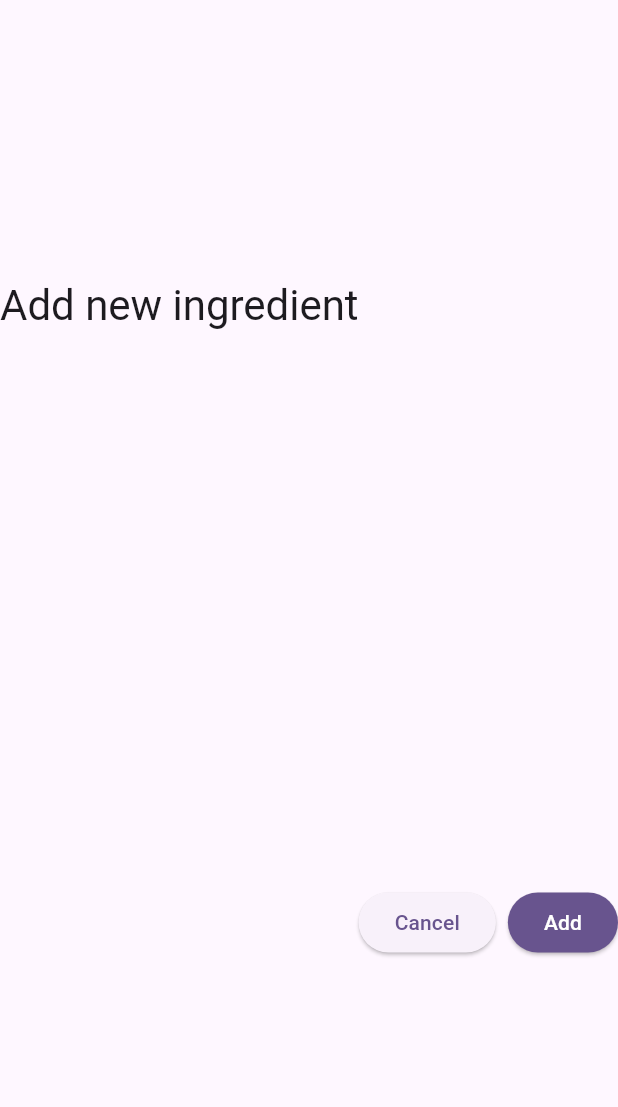
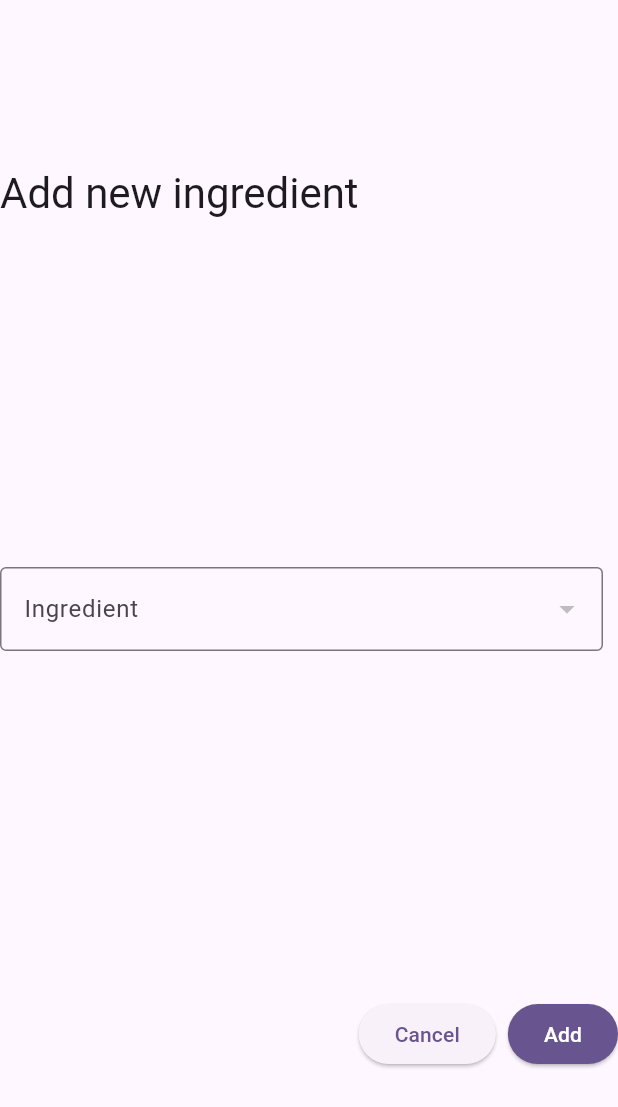
Before and after one commit to arroyoAle/foood, a Flutter app: the IngredientForm widget shown alone on an empty page, opened directly with empty values, on a phone screen of 412 x 824 dp. Shown: the top 1107 px of the screen. Run offline on Flutter 3.47's test engine with Material 3 defaults, Android fonts, the light colour scheme and no system bars.

Commit message:
adding item dropdown and some formatting changes

```diff
--- a/lib/forms.dart
+++ b/lib/forms.dart
@@ -1,6 +1,7 @@
 import 'package:flutter/material.dart';
 import 'package:foood/helpers/recipe_manager.dart';
 import 'package:foood/helpers/shopping_list_manager.dart';
+import 'package:foood/models/item.dart';
 
 import 'helpers/item_manager.dart';
 
@@ -149,9 +150,10 @@ class ItemFormState extends State<ItemForm> {
 }
 
 class IngredientForm extends StatefulWidget {
-  final RecipeManager manager;
+  final RecipeManager recipeManager;
+  final ItemManager? itemManager;
 
-  const IngredientForm({super.key, required this.manager});
+  const IngredientForm({super.key, required this.recipeManager, this.itemManager});
 
   @override
   IngredientFormState createState() {
@@ -160,16 +162,35 @@ class IngredientForm extends StatefulWidget {
 }
 
 class IngredientFormState extends State<IngredientForm> {
+  late final ItemManager _itemManager;
+  late Future<void> _loadingFuture;
   final _ingredientFormKey = GlobalKey<FormState>();
+
+  @override
+  void initState() {
+    // TODO: implement initState
+    super.initState();
+    _itemManager = widget.itemManager ?? ItemManager();
+    _loadingFuture = _itemManager.loadAllItems();
+  }
 
 
   Future<void> _onAdd() async {
+    // if (!_ingredientFormKey!.validate()) {
+    //   return;
+    // }
 
   }
 
   @override
   Widget build(BuildContext context){
-    return Form(
+    return FutureBuilder(future: _loadingFuture,
+      builder: (context, snapshot) {
+        if (snapshot.connectionState == ConnectionState.waiting) {
+          return const Center(child: CircularProgressIndicator());
+        }
+        return
+          Form(
             child: Column(
               key: _ingredientFormKey,
               mainAxisAlignment: MainAxisAlignment.spaceAround,
@@ -180,6 +201,25 @@ class IngredientFormState extends State<IngredientForm> {
                   child: Text(
                     'Add new ingredient',
                     style: Theme.of(context).textTheme.headlineMedium,
+                  ),
+                ),
+                Container(
+                  padding: const EdgeInsets.fromLTRB(0, 10, 10, 10),
+                  // todo: make into searchable dropdown https://pub.dev/packages/dropdown_search
+                  child: DropdownButtonFormField<String>(
+                    decoration: InputDecoration(
+                      border: OutlineInputBorder(),
+                      labelText: 'Ingredient',
+                    ),
+                    items: _itemManager.allItems.map((item) => DropdownMenuItem(
+                        value: item.id,
+                        child: Text(item.name)
+                    )).toList(),
+                    onChanged: (String? ingredient) {
+                      setState(() {
+
+                      });
+                    },
                   ),
                 ),
                 Row(
@@ -205,6 +245,7 @@ class IngredientFormState extends State<IngredientForm> {
               ],
             ),
           );
+    });
   }
 }
 
--- a/lib/pages/all_recipes.dart
+++ b/lib/pages/all_recipes.dart
@@ -19,7 +19,8 @@ class _AllRecipesPageState extends State<AllRecipesPage> {
   late final RecipeManager _manager;
   late Future<void> _loadingFuture;
 
-  @override void initState() {
+  @override
+  void initState() {
     super.initState();
     _manager = widget.manager ?? RecipeManager();
     _loadingFuture = _manager.loadRecipes();
@@ -50,7 +51,7 @@ class _AllRecipesPageState extends State<AllRecipesPage> {
     return Scaffold(
       appBar: TopBarPartial(title: widget.title),
       drawer: DrawerPartial(currentPage: 'recipes_page'),
-      body: FutureBuilder( future: _loadingFuture,
+      body: FutureBuilder(future: _loadingFuture,
         builder: (context, snapshot) {
         if (snapshot.connectionState == ConnectionState.waiting)  {
           return const Center(child: CircularProgressIndicator( ) ) ;
--- a/lib/pages/recipe.dart
+++ b/lib/pages/recipe.dart
@@ -9,7 +9,6 @@ class RecipePage extends StatefulWidget {
   const RecipePage({ super.key, required this.recipeManager });
 
   final RecipeManager recipeManager;
-  // final Recipe recipe;
   final String title = 'Recipe Page';
 
 
@@ -45,7 +44,7 @@ class _RecipePageState extends State<RecipePage> with SingleTickerProviderStateM
   }
 
   Future<void> _addNewIngredient() async {
-    final bool? ingredientAdded = await _dialogBuilder(context, IngredientForm(manager: recipeManager));
+    final bool? ingredientAdded = await _dialogBuilder(context, IngredientForm(recipeManager: recipeManager));
     if (ingredientAdded == true) {
       setState(() {
 
```
Lines whose indentation alone changed are shown as unchanged.
